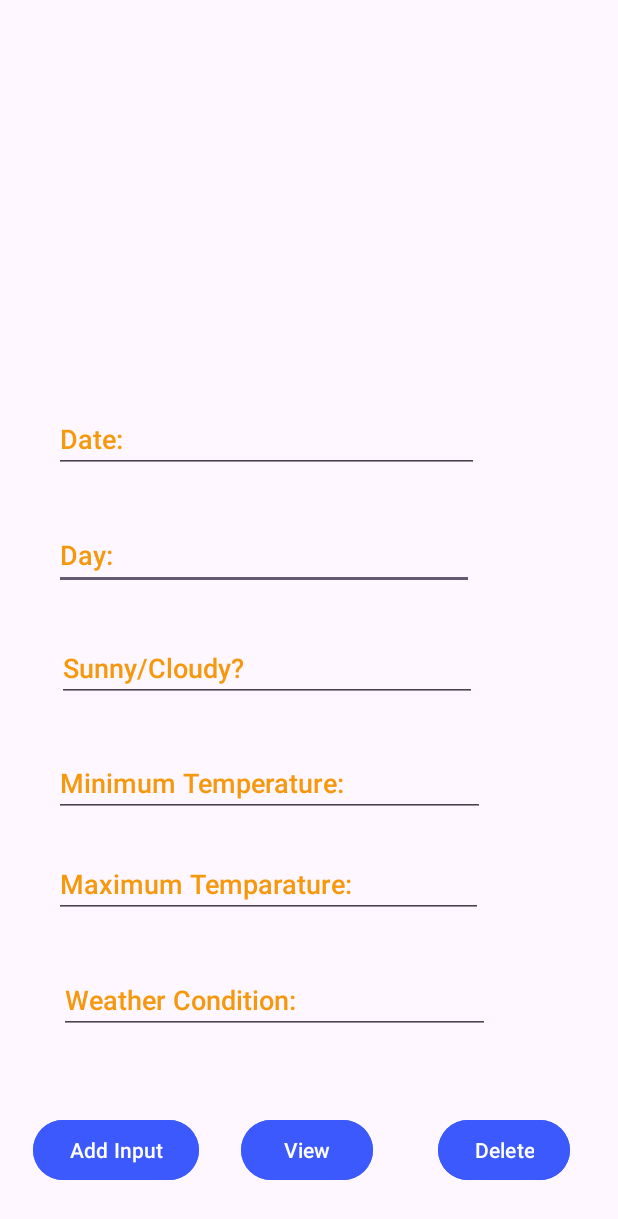
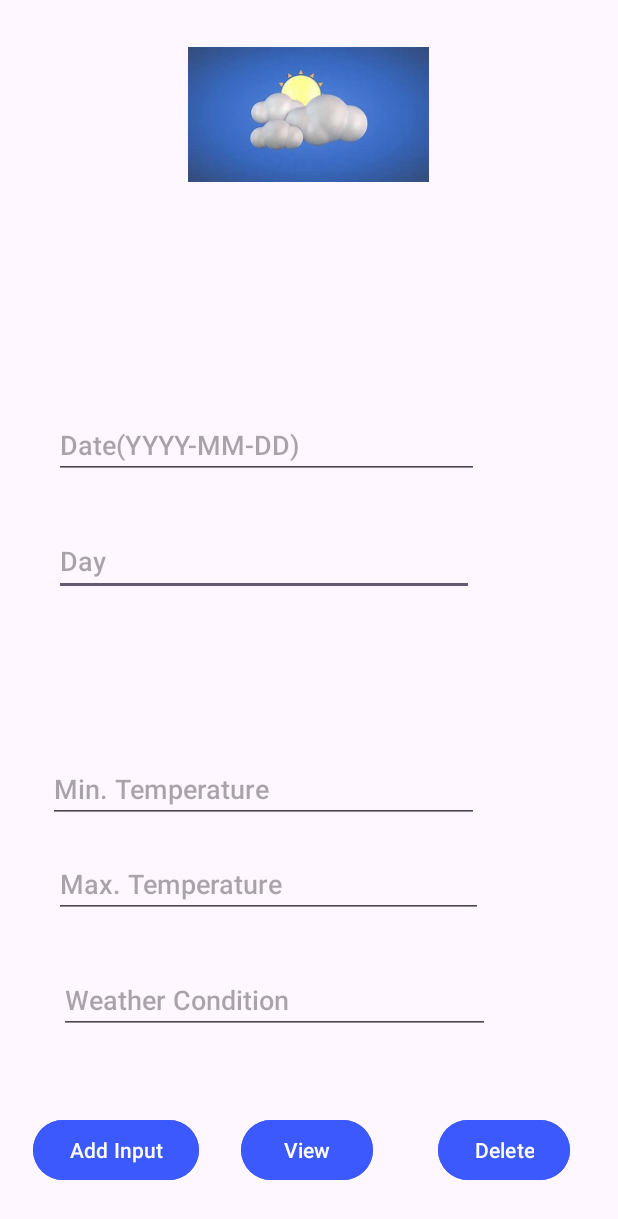
Before and after one commit to mikaylaaoakes/MyWeatherApplication, an Android app: the screen it shows after launch (MainActivity), on a phone screen of 412 x 824 dp. Shown: the top 1219 px of the screen. Run offline under Robolectric (Android 15) with nearby library versions, the phone set to English and light mode, and no system bars.

Commit message:
completed code

```diff
--- a/app/src/main/res/layout/activity_main.xml
+++ b/app/src/main/res/layout/activity_main.xml
@@ -4,6 +4,7 @@
     xmlns:tools="http://schemas.android.com/tools"
     android:layout_width="match_parent"
     android:layout_height="match_parent"
+    android:backgroundTint="#03A9F4"
     tools:context=".MainActivity">
 
     <Button
@@ -49,8 +50,8 @@
         android:fontFamily="sans-serif-medium"
         android:inputType="text"
         android:singleLine="false"
-        android:text="Day:"
         android:textColor="#F6980D"
+        android:hint ="Day"
         app:layout_constraintBottom_toTopOf="@+id/minTempEditText"
         app:layout_constraintStart_toStartOf="parent" />
 
@@ -58,14 +59,15 @@
         android:id="@+id/minTempEditText"
         android:layout_width="287dp"
         android:layout_height="43dp"
-        android:layout_marginStart="36dp"
-        android:layout_marginBottom="28dp"
+        android:layout_marginStart="32dp"
+        android:layout_marginBottom="24dp"
         android:ems="10"
         android:fontFamily="sans-serif-medium"
         android:inputType="text"
         android:singleLine="false"
-        android:text="Minimum Temperature:"
         android:textColor="#F6980D"
+        android:hint="Min. Temperature
+"
         app:layout_constraintBottom_toTopOf="@+id/maxTempEditText"
         app:layout_constraintStart_toStartOf="parent" />
 
@@ -78,7 +80,7 @@
         android:ems="10"
         android:fontFamily="sans-serif-medium"
         android:inputType="text"
-        android:text="Maximum Temparature:"
+        android:hint = "Max. Temperature"
         android:textColor="#F6980D"
         app:layout_constraintBottom_toTopOf="@+id/weatherEditText"
         app:layout_constraintStart_toStartOf="parent" />
@@ -92,7 +94,7 @@
         android:ems="10"
         android:fontFamily="sans-serif-medium"
         android:inputType="text"
-        android:text="Weather Condition:"
+        android:hint="Weather Condition"
         android:textColor="#F6980D"
         app:layout_constraintBottom_toTopOf="@+id/addButton"
         app:layout_constraintStart_toStartOf="parent" />
@@ -105,25 +107,21 @@
         android:layout_marginBottom="32dp"
         android:ems="10"
         android:fontFamily="sans-serif-medium"
+        android:hint="Date(YYYY-MM-DD)"
         android:inputType="text"
-        android:text="Date:"
         android:textColor="#F6980D"
         app:layout_constraintBottom_toTopOf="@+id/dayEditText"
-        android:hint="Date(YYYY-MM-DD)"
         app:layout_constraintStart_toStartOf="parent" />
 
-    <EditText
-        android:id="@+id/sunnyEditText"
-        android:layout_width="280dp"
-        android:layout_height="44dp"
-        android:layout_marginStart="38dp"
-        android:layout_marginBottom="33dp"
-        android:ems="10"
-        android:fontFamily="sans-serif-medium"
-        android:inputType="text"
-        android:text="Sunny/Cloudy?"
-        android:textColor="#F6980D"
-        app:layout_constraintBottom_toTopOf="@+id/minTempEditText"
-        app:layout_constraintStart_toStartOf="parent" />
+    <ImageView
+        android:id="@+id/imageView2"
+        android:layout_width="291dp"
+        android:layout_height="90dp"
+        android:layout_marginStart="60dp"
+        android:layout_marginTop="31dp"
+        android:backgroundTint="#3DBBF4"
+        app:layout_constraintStart_toStartOf="parent"
+        app:layout_constraintTop_toTopOf="parent"
+        app:srcCompat="@drawable/logo2" />
 
 </androidx.constraintlayout.widget.ConstraintLayout>
```
Also changed, not shown: app/src/main/java/com/example/myweatherapplication/DetailActivity.kt (+6 -3 lines), app/src/main/res/layout/activity_detail.xml (+20 -0 lines), app/src/main/res/layout/activity_splash.xml (+6 -4 lines).
